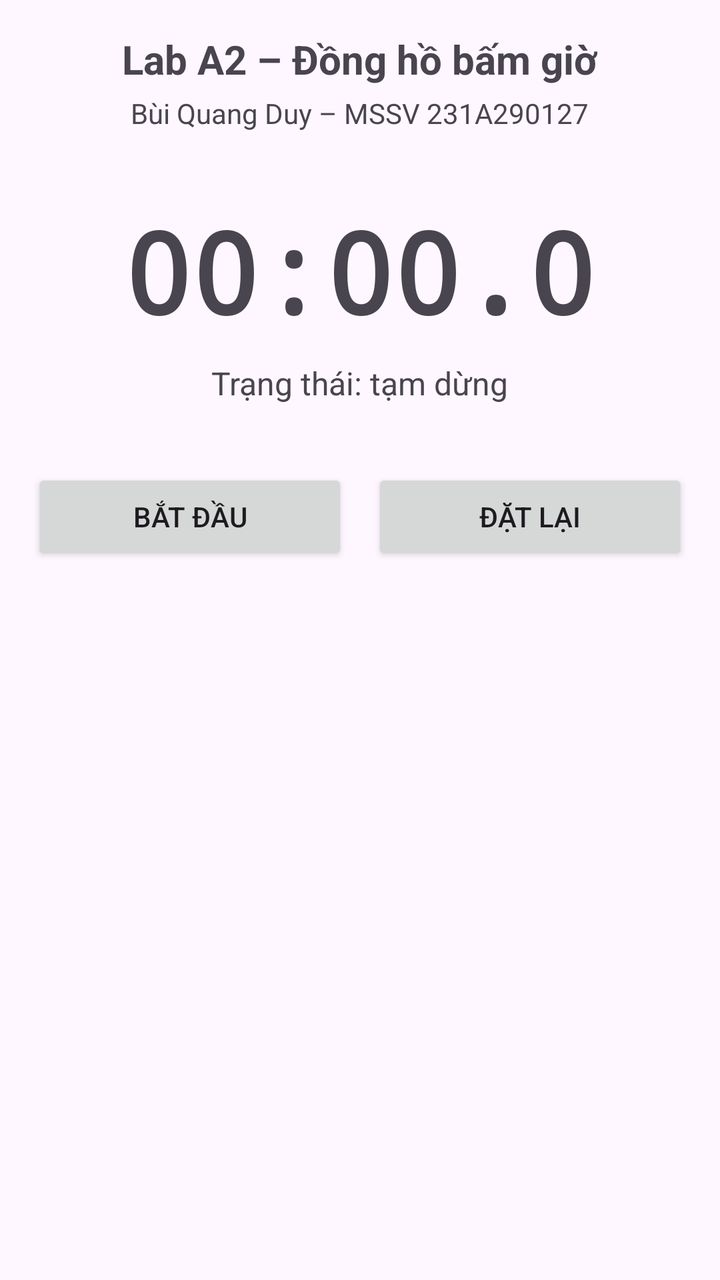
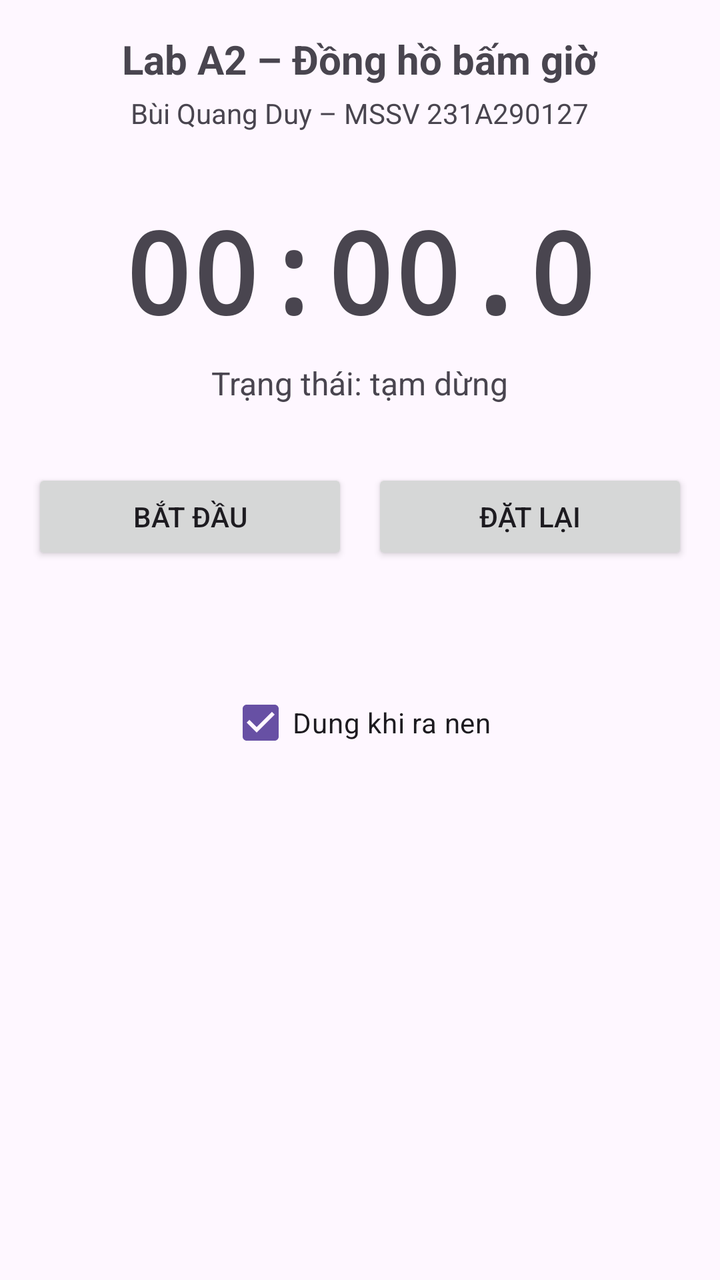

Before-and-after screenshots of an Android layout around one commit, followed by the original layout XML and the change that was made.
<!-- AndroidManifest.xml: application theme Theme.A2_231A290127 -->
<!-- res/layout/activity_main.xml -->
<?xml version="1.0" encoding="utf-8"?>
<LinearLayout xmlns:android="http://schemas.android.com/apk/res/android"
    android:id="@+id/main"
    android:layout_width="match_parent"
    android:layout_height="match_parent"
    android:gravity="center_horizontal"
    android:orientation="vertical"
    android:padding="16dp">

    <TextView
        android:layout_width="wrap_content"
        android:layout_height="wrap_content"
        android:text="@string/title"
        android:textSize="20sp"
        android:textStyle="bold" />

    <TextView
        android:layout_width="wrap_content"
        android:layout_height="wrap_content"
        android:layout_marginTop="4dp"
        android:text="@string/student" />

    <TextView
        android:id="@+id/tvTime"
        android:layout_width="wrap_content"
        android:layout_height="wrap_content"
        android:layout_marginTop="32dp"
        android:fontFamily="monospace"
        android:text="@string/zero_time"
        android:textSize="56sp"
        android:textStyle="bold" />

    <TextView
        android:id="@+id/tvStatus"
        android:layout_width="wrap_content"
        android:layout_height="wrap_content"
        android:layout_marginTop="8dp"
        android:text="@string/status_paused"
        android:textSize="16sp" />

    <LinearLayout
        android:layout_width="match_parent"
        android:layout_height="wrap_content"
        android:layout_marginTop="32dp"
        android:orientation="horizontal">

        <Button
            android:id="@+id/btnStartPause"
            android:layout_width="0dp"
            android:layout_height="wrap_content"
            android:layout_weight="1"
            android:text="@string/start" />

        <Button
            android:id="@+id/btnReset"
            android:layout_width="0dp"
            android:layout_height="wrap_content"
            android:layout_marginStart="12dp"
            android:layout_weight="1"
            android:text="@string/reset" />
    </LinearLayout>

    <TextView
        android:id="@+id/tvRecreate"
        android:layout_width="wrap_content"
        android:layout_height="wrap_content"
        android:layout_marginTop="24dp"
        android:textSize="14sp" />
</LinearLayout>
<!-- resources referenced by this layout -->
<resources>
  <string name="reset">Đặt lại</string>
  <string name="start">Bắt đầu</string>
  <string name="status_paused">Trạng thái: tạm dừng</string>
  <string name="student">Bùi Quang Duy – MSSV 231A290127</string>
  <string name="title">Lab A2 – Đồng hồ bấm giờ</string>
  <string name="zero_time">00:00.0</string>
  <style name="Theme.A2_231A290127" parent="Base.Theme.A2_231A290127" />
  <style name="Base.Theme.A2_231A290127" parent="Theme.Material3.DayNight.NoActionBar">
          
          
      </style>
</resources>

<!-- the commit's change to res/layout/activity_main.xml (unified diff, before → after) -->
@@ -66,4 +66,12 @@
         android:layout_height="wrap_content"
         android:layout_marginTop="24dp"
         android:textSize="14sp" />
+
+<CheckBox
+android:id="@+id/cbPauseOnStop"
+android:layout_width="wrap_content"
+android:layout_height="wrap_content"
+android:layout_marginTop="12dp"
+android:text="Dung khi ra nen"
+android:checked="true" />
 </LinearLayout>
